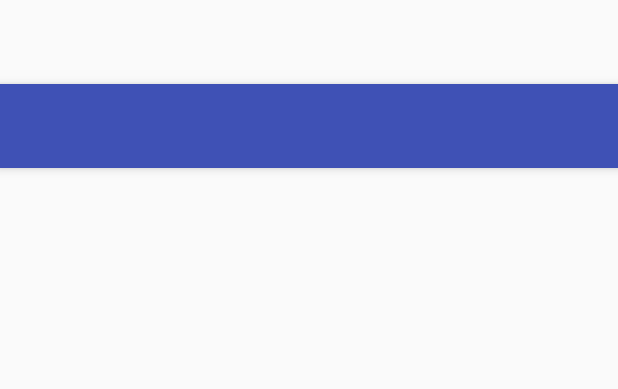
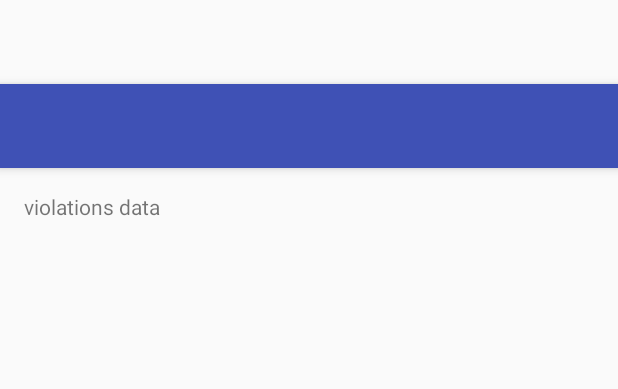
Before and after one commit to HUANG-Yu/Trunkmon, an Android app: the layout activity_violations_data.xml on its own in the app's theme, with its tools: preview values and no code run, on a phone screen of 412 x 824 dp. Shown: the top 389 px of the screen. Run offline under Robolectric (Android 15) with nearby library versions, the phone set to English and light mode, and no system bars.

Commit message:
add textView to mark each avtivity.

```diff
--- a/app/src/main/res/layout/content_violations_data.xml
+++ b/app/src/main/res/layout/content_violations_data.xml
@@ -12,4 +12,12 @@
     tools:context="net.idt.trunkmon.ViolationsDataActivity"
     tools:showIn="@layout/activity_violations_data">
 
+    <TextView
+        android:layout_width="wrap_content"
+        android:layout_height="wrap_content"
+        android:text="violations data"
+        android:id="@+id/textView4"
+        android:layout_alignParentTop="true"
+        android:layout_alignParentLeft="true"
+        android:layout_alignParentStart="true" />
 </RelativeLayout>
```
